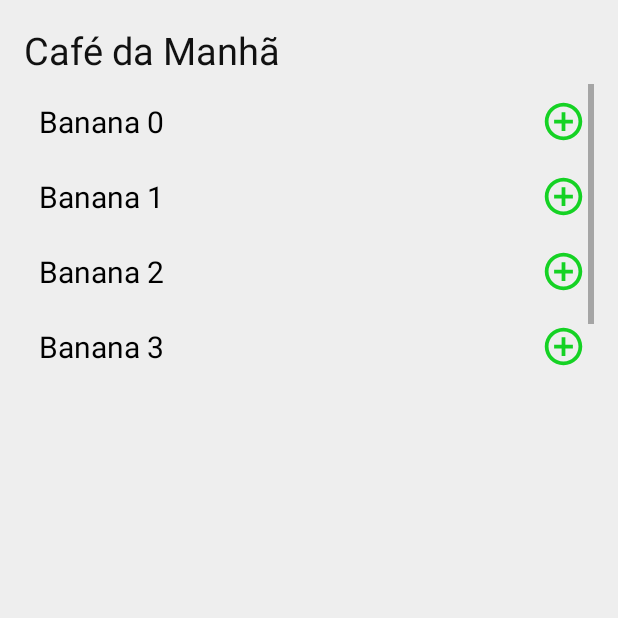
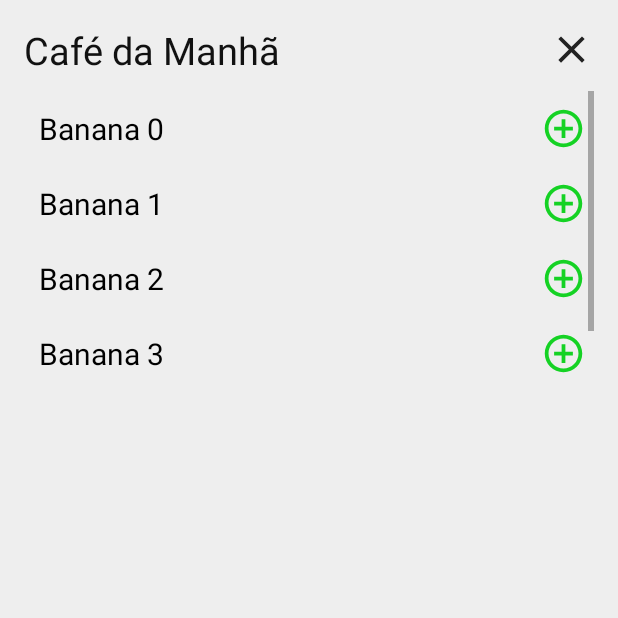
Before and after one commit to victorvieirar/lifeway, an Android app: the HomeFragment screen opened directly, with no data from a screen before it, after a tap on an icon or button, on a phone screen of 412 x 824 dp, the top half of it. Run offline under Robolectric (Android 15) with nearby library versions, the phone set to English and light mode, and no system bars; libraries missing offline, so code that uses them is left out: com.liulishuo.magicprogresswidget; 2 statements that could not run were skipped.

Commit message:
New commit
# Version: 0.3 //in development
# Historic with bug and errors
# New icons added
# New details on Home
# Dialog AddAlimento in reform

```diff
--- a/app/src/main/AndroidManifest.xml
+++ b/app/src/main/AndroidManifest.xml
@@ -16,7 +16,6 @@
             android:theme="@style/MyMaterialTheme">
             <intent-filter>
                 <action android:name="android.intent.action.MAIN" />
-
                 <category android:name="android.intent.category.LAUNCHER" />
             </intent-filter>
         </activity>
--- a/app/src/main/java/com/victorvieira/lifeway/apresentacao/fragments/HistoricFragment.java
+++ b/app/src/main/java/com/victorvieira/lifeway/apresentacao/fragments/HistoricFragment.java
@@ -76,7 +76,7 @@ public class HistoricFragment extends MyFragment {
     @Override
     public void updateFragment() {
 
-        char color = 'n';
+        char color = 'b';
 
         if(MySingleton.getBancoDeDados().getUsuario() != null && MySingleton.getBancoDeDados().getUsuario().getConsumo() != null) {
 
--- a/app/src/main/java/com/victorvieira/lifeway/dominio/Consumo.java
+++ b/app/src/main/java/com/victorvieira/lifeway/dominio/Consumo.java
@@ -33,7 +33,7 @@ public class Consumo {
         ArrayList<Alimento> alimentosLastArray = getLastAlimentos();
         int k = alimentosLastArray.size()-1;
         int position = 0;
-        for(int i = alimentosConsumidos.size()-1; i >= 0; i++) {
+        for(int i = alimentosConsumidos.size()-1; i >= 0; i--) {
             if(alimentosConsumidos.get(i) == alimentosLastArray.get(k)) {
                 k--;
                 if(k<0) {
@@ -59,7 +59,7 @@ public class Consumo {
         ArrayList<Alimento> alimentosLastArray = getLastAlimentos();
         int k = alimentosLastArray.size()-1;
         int position = 0;
-        for(int i = alimentosConsumidos.size()-1; i >= 0; i++) {
+        for(int i = alimentosConsumidos.size()-1; i >= 0; i--) {
             if(alimentosConsumidos.get(i) == alimentosLastArray.get(k)) {
                 k--;
                 if(k<0) {
@@ -275,6 +275,8 @@ public class Consumo {
                     } else {
                         break;
                     }
+                } else {
+                    break;
                 }
             }
 
--- /dev/null
+++ b/app/src/main/res/drawable/ic_close_darkgrey_30dp.xml
@@ -0,0 +1,4 @@
+<vector android:height="30dp" android:viewportHeight="24.0"
+    android:viewportWidth="24.0" android:width="30dp" xmlns:android="http://schemas.android.com/apk/res/android">
+    <path android:fillColor="#222" android:pathData="M19,6.41L17.59,5 12,10.59 6.41,5 5,6.41 10.59,12 5,17.59 6.41,19 12,13.41 17.59,19 19,17.59 13.41,12z"/>
+</vector>
--- a/app/src/main/res/layout/dialog_fragment.xml
+++ b/app/src/main/res/layout/dialog_fragment.xml
@@ -11,21 +11,36 @@
     android:paddingTop="@dimen/activity_vertical_margin"
     android:background="#EEE">
 
-        <TextView
-            android:layout_width="wrap_content"
+        <RelativeLayout
+            android:layout_width="match_parent"
             android:layout_height="wrap_content"
-            android:text=""
-            android:textSize="25dp"
-            android:textColor="#111"
-            android:id="@+id/txtTipoRefeicao"
-            />
+            android:id="@+id/rlTitleDialog">
+                <TextView
+                    android:layout_width="wrap_content"
+                    android:layout_height="wrap_content"
+                    android:text=""
+                    android:textSize="25dp"
+                    android:textColor="#111"
+                    android:layout_alignParentLeft="true"
+                    android:layout_centerVertical="true"
+                    android:id="@+id/txtTipoRefeicao" />
 
+                <ImageButton
+                    android:layout_width="wrap_content"
+                    android:layout_height="wrap_content"
+                    android:background="@null"
+                    android:src="@drawable/ic_close_darkgrey_30dp"
+                    android:layout_alignParentRight="true"
+                    android:layout_centerVertical="true"
+                    android:id="@+id/btnCloseDialog"/>
+
+        </RelativeLayout>
         <ListView
             android:layout_width="wrap_content"
             android:layout_height="200dp"
             android:id="@+id/listAlimentos"
-            android:layout_below="@id/txtTipoRefeicao"
-            android:layout_marginTop="5dp"
+            android:layout_below="@id/rlTitleDialog"
+            android:layout_marginTop="10dp"
             android:divider="@null">
         </ListView>
 
```
Also changed, not shown: app/src/main/java/com/victorvieira/lifeway/apresentacao/activity/LoginActivity.java (+18 -4 lines), app/src/main/java/com/victorvieira/lifeway/apresentacao/fragments/HomeFragment.java (+26 -12 lines), app/src/main/res/layout/fragment_home.xml (+49 -16 lines).
